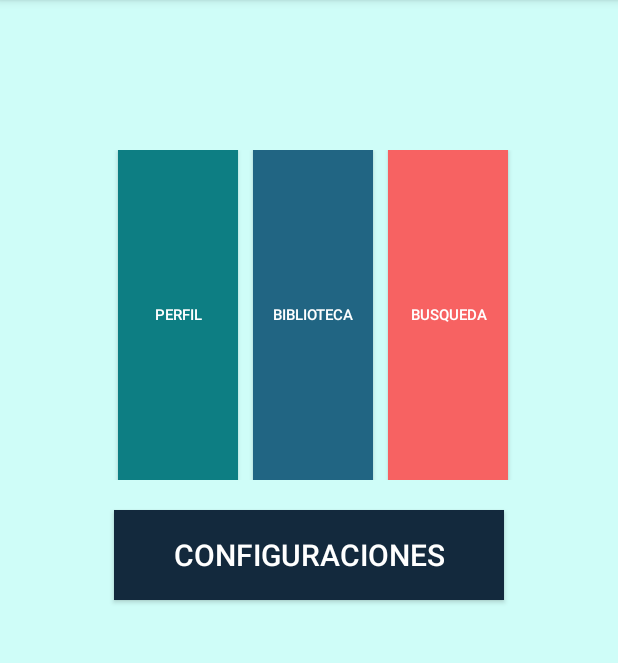
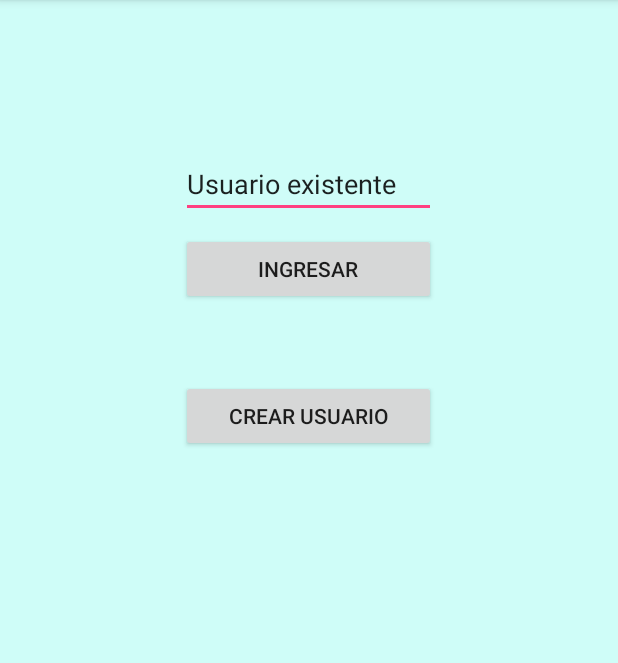
Before and after one commit to ClaudiaPC3/melifluo, an Android app: the screen it shows after launch (MainActivity), on a phone screen of 412 x 824 dp, the part 84-747 px from its top. Run offline under Robolectric (Android 15) with nearby library versions, the phone set to English and light mode, and no system bars.

Commit message:
actualizacion main

```diff
--- a/app/src/main/res/layout/activity_main.xml
+++ b/app/src/main/res/layout/activity_main.xml
@@ -1,3 +1,4 @@
+
 <LinearLayout
 
     xmlns:android="http://schemas.android.com/apk/res/android"
@@ -10,59 +11,29 @@
     <LinearLayout
         android:layout_width="match_parent"
         android:layout_height="wrap_content"
-        android:gravity="center_vertical|center_horizontal|center"
-        android:orientation="horizontal"
+        android:gravity="center"
+        android:orientation="vertical"
         android:layout_marginTop="100dp"
         android:layout_marginBottom="20dp"
         >
-
-
+        <EditText
+            android:layout_width="170dp"
+            android:layout_height="wrap_content"
+            android:text="Usuario existente"
+            android:id="@+id/Cuenta"
+            />
         <Button
-            android:id="@+id/perfil"
-            android:layout_width="80dp"
-            android:layout_height="220dp"
-            android:layout_gravity="right"
-            android:layout_marginLeft="5dp"
-            android:background="#0d7e83"
-            android:text="Perfil"
-            android:textSize="10dp"
-            android:textColor="#ffff"/>
-
+            android:layout_width="170dp"
+            android:layout_height="wrap_content"
+            android:layout_marginTop="10dp"
+            android:text="Ingresar"
+            android:id="@+id/Ingresar"/>
         <Button
-            android:id="@+id/biblioteca"
-            android:layout_width="80dp"
-            android:layout_height="220dp"
-            android:layout_gravity="center"
-            android:layout_marginLeft="10dp"
-            android:background="#216583"
-            android:text="Biblioteca"
-            android:textSize="10dp"
-            android:textColor="#ffff"/>
-
-        <Button
-            android:id="@+id/busqueda"
-            android:layout_width="80dp"
-            android:layout_height="220dp"
-            android:layout_gravity="left"
-            android:layout_marginLeft="10dp"
-            android:background="#f76262"
-            android:text="Busqueda"
-            android:textSize="10dp"
-            android:textColor="#ffff"/>
-
-
+            android:layout_width="170dp"
+            android:layout_height="wrap_content"
+            android:layout_marginTop="50dp"
+            android:text="Crear Usuario"
+            android:id="@+id/NUsauario"/>
     </LinearLayout>
 
-    <Button
-        android:id="@+id/configuracion"
-        android:layout_width="260dp"
-        android:layout_height="60dp"
-        android:layout_gravity="center"
-        android:layout_marginBottom="100dp"
-        android:background="#13293d"
-        android:text="Configuraciones"
-        android:textSize="20dp"
-        android:textColor="#ffff"/>
-
-
 </LinearLayout>
```
